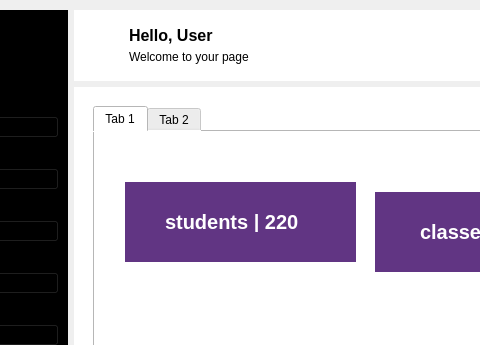
The window that School_System/ui/indexSU.ui (KasperJack/School-Management-System) describes before a commit, drawn with Qt 5; both pictures show x 179 to 659 and y 0 to 345 of the 1167 by 855 pixel window.
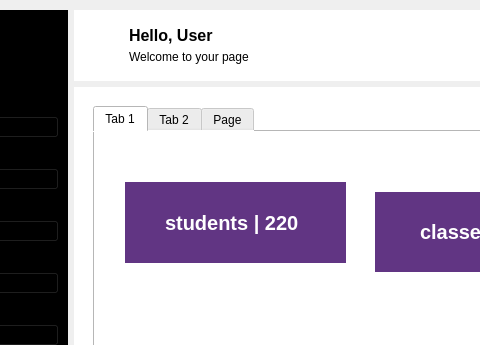
The same window after the commit. The open tabs and pages were chosen to show the change. Icons and pictures are not drawn.

Patch:
```diff
--- a/School_System/ui/indexSU.ui
+++ b/School_System/ui/indexSU.ui
@@ -782,8 +782,8 @@
                <rect>
                 <x>30</x>
                 <y>50</y>
-                <width>231</width>
-                <height>80</height>
+                <width>221</width>
+                <height>81</height>
                </rect>
               </property>
               <property name="styleSheet">
@@ -791,15 +791,26 @@
 
 color: rgb(255, 255, 255);</string>
               </property>
+              <layout class="QHBoxLayout" name="horizontalLayout_8">
+               <item>
+                <layout class="QHBoxLayout" name="horizontalLayout_7">
+                 <item>
+                  <layout class="QHBoxLayout" name="horizontalLayout_6">
+                   <item>
+                    <spacer name="horizontalSpacer_4">
+                     <property name="orientation">
+                      <enum>Qt::Orientation::Horizontal</enum>
+                     </property>
+                     <property name="sizeHint" stdset="0">
+                      <size>
+                       <width>40</width>
+                       <height>20</height>
+                      </size>
+                     </property>
+                    </spacer>
+                   </item>
+                   <item>
               <widget class="QLabel" name="label">
-               <property name="geometry">
-                <rect>
-                 <x>40</x>
-                 <y>30</y>
-                 <width>141</width>
-                 <height>20</height>
-                </rect>
-               </property>
                <property name="font">
                 <font>
                  <pointsize>15</pointsize>
@@ -810,6 +821,25 @@
                 <string>students | 220</string>
                </property>
               </widget>
+                   </item>
+                  </layout>
+                 </item>
+                 <item>
+                  <spacer name="horizontalSpacer_5">
+                   <property name="orientation">
+                    <enum>Qt::Orientation::Horizontal</enum>
+                   </property>
+                   <property name="sizeHint" stdset="0">
+                    <size>
+                     <width>40</width>
+                     <height>20</height>
+                    </size>
+                   </property>
+                  </spacer>
+                 </item>
+                </layout>
+               </item>
+              </layout>
              </widget>
              <widget class="QWidget" name="widget_2" native="true">
               <property name="geometry">
@@ -989,6 +1019,11 @@
               </layout>
              </widget>
             </widget>
+            <widget class="QWidget" name="tab_3">
+             <attribute name="title">
+              <string>Page</string>
+             </attribute>
+            </widget>
            </widget>
           </widget>
           <widget class="QWidget" name="classes">
```
Left out of the diff: 10 changed lines with no effect on the pictures. Lines whose indentation alone changed are shown as unchanged.
